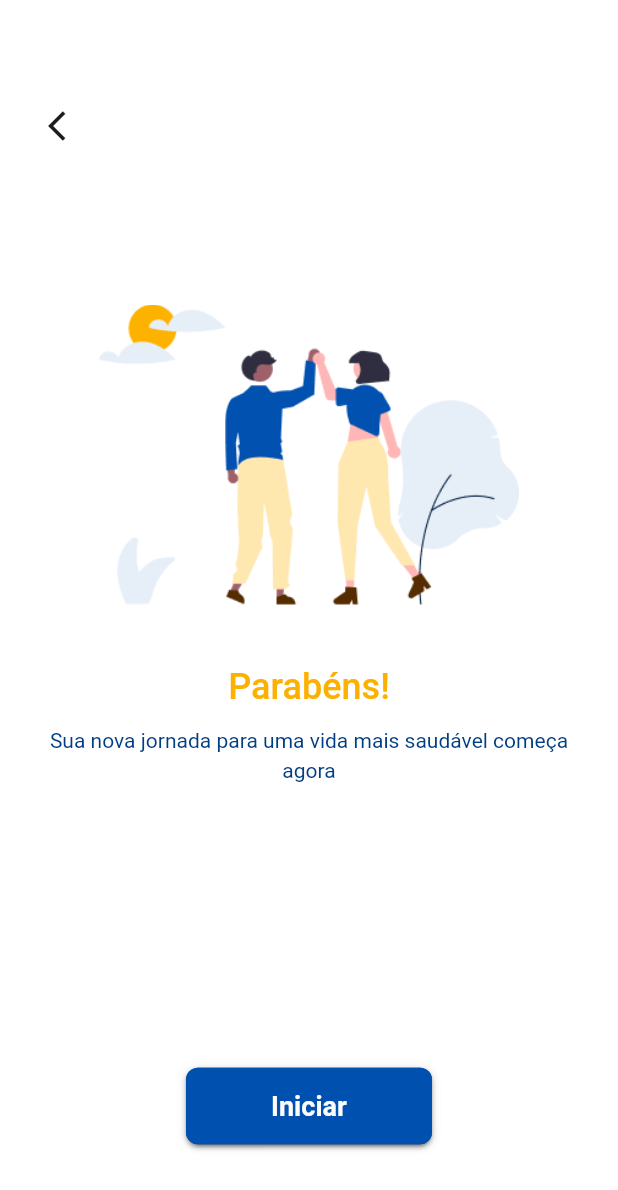
After one commit to PipocaAgilDevs/cigarro-zero-app, a Flutter app: the FinalOnboardingScreen screen opened by its route, on a phone screen of 412 x 824 dp. The commit adds this screen. Shown: the top 1190 px of the screen. Run offline on Flutter 3.47's test engine with Material 3 defaults, Android fonts, the phone set to English and light mode, and no system bars; our stand-ins replace dots_indicator, google_fonts.

Commit message:
feat: final onboarding screen

```diff
--- a/lib/main.dart
+++ b/lib/main.dart
@@ -1,6 +1,8 @@
+import 'package:cigarrozeroapp/modules/home/home_screen.dart';
 import 'package:cigarrozeroapp/modules/onboarding/onboarding_screen.dart';
 import 'package:flutter/material.dart';
 
+import 'modules/final_onboarding/final_onboarding_screen.dart';
 import 'theme_data.dart';
 
 void main() {
@@ -16,7 +18,12 @@ class MyApp extends StatelessWidget {
       title: 'Cigarro Zero',
       theme: appTheme,
       debugShowCheckedModeBanner: false,
-      home: const OnboardingScreen(),
+      routes: {
+        '/onboarding': (context) => const OnboardingScreen(),
+        '/final_onboarding': (context) => const FinalOnboardingScreen(),
+        '/home': (context) => const HomeScreen(),
+      },
+      initialRoute: '/onboarding',
     );
   }
 }
--- /dev/null
+++ b/lib/modules/final_onboarding/final_onboarding_screen.dart
@@ -0,0 +1,54 @@
+import 'package:cigarrozeroapp/design_system/onboarding/onboarding_button.dart';
+import 'package:flutter/material.dart';
+
+import '../../design_system/onboarding/back_button.dart';
+
+class FinalOnboardingScreen extends StatelessWidget {
+  const FinalOnboardingScreen({super.key});
+
+  @override
+  Widget build(BuildContext context) {
+    final theme = Theme.of(context);
+    return Scaffold(
+      body: SingleChildScrollView(
+        child: Padding(
+          padding: const EdgeInsets.all(20),
+          child: Column(
+            children: [
+              const SizedBox(height: 40),
+              const Align(
+                alignment: Alignment.centerLeft,
+                child: IOSBackButton(),
+              ),
+              const SizedBox(height: 95),
+              Image.asset(
+                'assets/images/onboarding_nine.png',
+                width: 280,
+                fit: BoxFit.scaleDown,
+              ),
+              const SizedBox(height: 36),
+              Text(
+                'Parabéns!',
+                textAlign: TextAlign.center,
+                style: theme.textTheme.titleLarge,
+              ),
+              const SizedBox(height: 8),
+              Text(
+                "Sua nova jornada para uma vida mais saudável começa agora",
+                style: theme.textTheme.bodySmall,
+                textAlign: TextAlign.center,
+              ),
+              const SizedBox(height: 188),
+              OnboardingButton(
+                onPressed: () {
+                  Navigator.pushReplacementNamed(context, '/home');
+                },
+                text: 'Iniciar',
+              ),
+            ],
+          ),
+        ),
+      ),
+    );
+  }
+}
--- a/lib/modules/onboarding/onboarding_screen.dart
+++ b/lib/modules/onboarding/onboarding_screen.dart
@@ -34,6 +34,7 @@ class _OnboardingScreenState extends State<OnboardingScreen> {
                 children: const [
                   OnboardingWidget(),
                   OnboardingTwoWidget(),
+                  Center(child: Text('Page 3')),
                   Center(child: Text('Page 4')),
                   Center(child: Text('Page 5')),
                   Center(child: Text('Page 6')),
@@ -45,12 +46,14 @@ class _OnboardingScreenState extends State<OnboardingScreen> {
             const SizedBox(height: 20),
             OnboardingButton(
               onPressed: () {
-                if (_currentPage < 7) {
-                  _pageController.nextPage(
-                    duration: const Duration(milliseconds: 300),
-                    curve: Curves.easeInOut,
-                  );
+                if (_currentPage == 7) {
+                  Navigator.pushReplacementNamed(context, '/final_onboarding');
                 }
+
+                _pageController.nextPage(
+                  duration: const Duration(milliseconds: 300),
+                  curve: Curves.easeInOut,
+                );
               },
             ),
             const SizedBox(height: 20),
--- a/lib/theme_data.dart
+++ b/lib/theme_data.dart
@@ -3,8 +3,14 @@ import 'package:flutter/material.dart';
 import 'app_colors.dart';
 
 final ThemeData appTheme = ThemeData(
-  primaryColor: AppColors.primary400,
+  primaryColor: AppColors.whiteShade50,
   scaffoldBackgroundColor: Colors.white,
+  pageTransitionsTheme: const PageTransitionsTheme(
+    builders: {
+      TargetPlatform.android: CupertinoPageTransitionsBuilder(),
+      TargetPlatform.iOS: CupertinoPageTransitionsBuilder(),
+    },
+  ),
   textTheme: TextTheme(
     displayLarge:
 
@@ -52,6 +58,7 @@ final ThemeData appTheme = ThemeData(
       ///subtitle large
       fontSize: 24,
       fontWeight: FontWeight.w500,
+      color: AppColors.secondary200,
       letterSpacing: -0.011,
     ).fontHeight(36),
     titleMedium: const TextStyle(
```
Also changed, not shown: assets/images/onboarding_nine.png (added).
